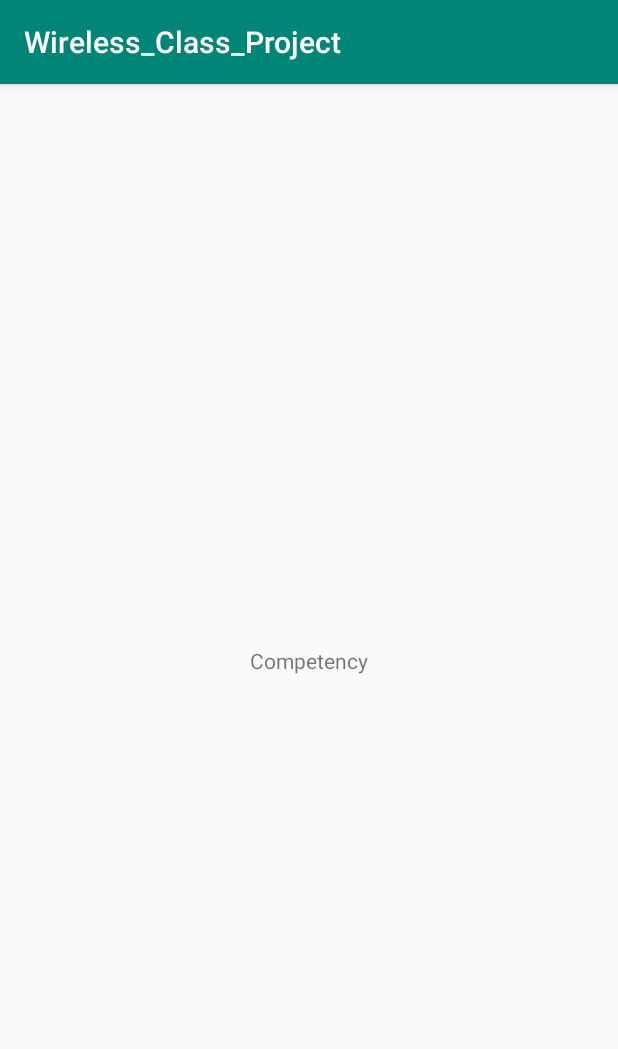
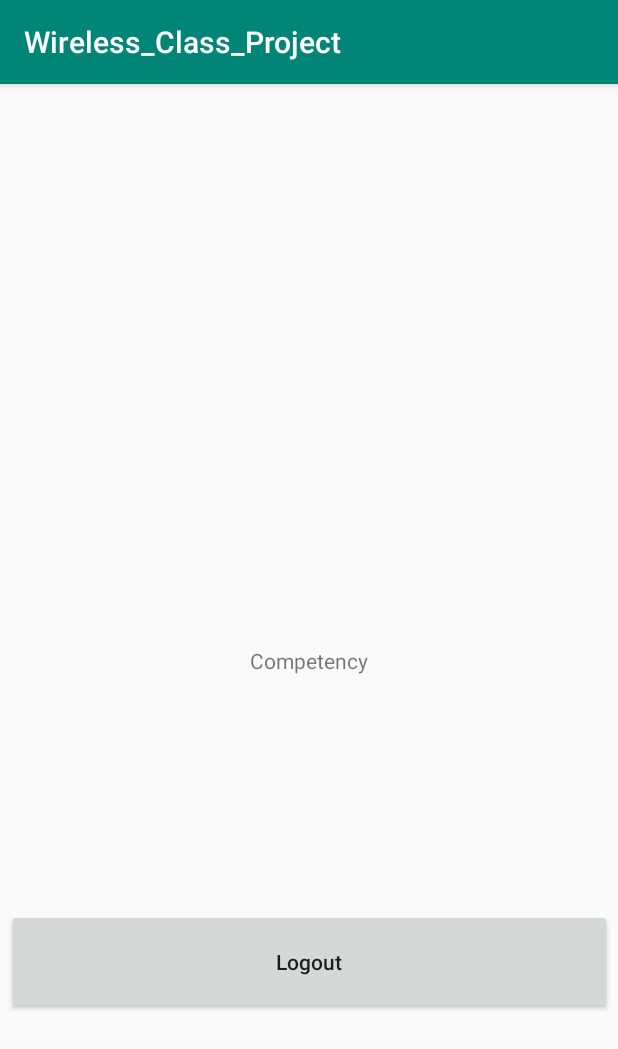
Before and after one commit to Phancisth/Wireless_Class_Project, an Android app: the Competency screen opened directly, with no data from a screen before it, on a phone screen of 412 x 824 dp. Shown: the top 1049 px of the screen. Run offline under Robolectric (Android 15) with nearby library versions, the phone set to English and light mode, and no system bars.

Commit message:
Added Logout Buttons to all pages (Might be buggy) Linked system perfectly with Firebase if needed Download google-service.json  search it as "Firebase google-service.json"

```diff
--- a/app/src/main/java/com/example/wireless_class_project/Competency.java
+++ b/app/src/main/java/com/example/wireless_class_project/Competency.java
@@ -1,7 +1,9 @@
 package com.example.wireless_class_project;
 
+import android.content.Intent;
 import android.support.v7.app.AppCompatActivity;
 import android.os.Bundle;
+import android.view.View;
 
 public class Competency extends AppCompatActivity {
 
@@ -10,4 +12,10 @@ public class Competency extends AppCompatActivity {
         super.onCreate(savedInstanceState);
         setContentView(R.layout.activity_competency);
     }
+    public void Logout(View view)
+    {
+        finishAffinity();
+        Intent intent   = new Intent(this, MainActivity.class);
+        startActivity(intent);
+    }
 }
--- a/app/src/main/java/com/example/wireless_class_project/MainActivity.java
+++ b/app/src/main/java/com/example/wireless_class_project/MainActivity.java
@@ -28,4 +28,5 @@ public class MainActivity extends AppCompatActivity {
         Intent intent   = new Intent(this, HomePage.class);
         startActivity(intent);
     }
+
 }
--- a/app/src/main/res/layout/activity_competency.xml
+++ b/app/src/main/res/layout/activity_competency.xml
@@ -17,4 +17,18 @@
         app:layout_constraintEnd_toEndOf="parent"
         app:layout_constraintStart_toStartOf="parent"
         app:layout_constraintTop_toTopOf="parent" />
+    <Button
+        android:id="@+id/log_out"
+        android:layout_width="403dp"
+        android:layout_height="70dp"
+        android:layout_marginStart="8dp"
+        android:layout_marginEnd="8dp"
+        android:layout_marginBottom="148dp"
+        android:onClick="Logout"
+        android:text="@string/logout_button"
+        android:textAllCaps="false"
+        app:layout_constraintBottom_toBottomOf="parent"
+        app:layout_constraintEnd_toEndOf="parent"
+        app:layout_constraintHorizontal_bias="0.458"
+        app:layout_constraintStart_toStartOf="parent" />
 </android.support.constraint.ConstraintLayout>
```
Also changed, not shown: app/src/main/java/com/example/wireless_class_project/GradeInput.java (+8 -0 lines), app/src/main/java/com/example/wireless_class_project/Questionare.java (+8 -0 lines), app/src/main/res/layout/activity_grade_input.xml (+14 -0 lines), app/src/main/res/layout/activity_questionare.xml (+14 -0 lines).
